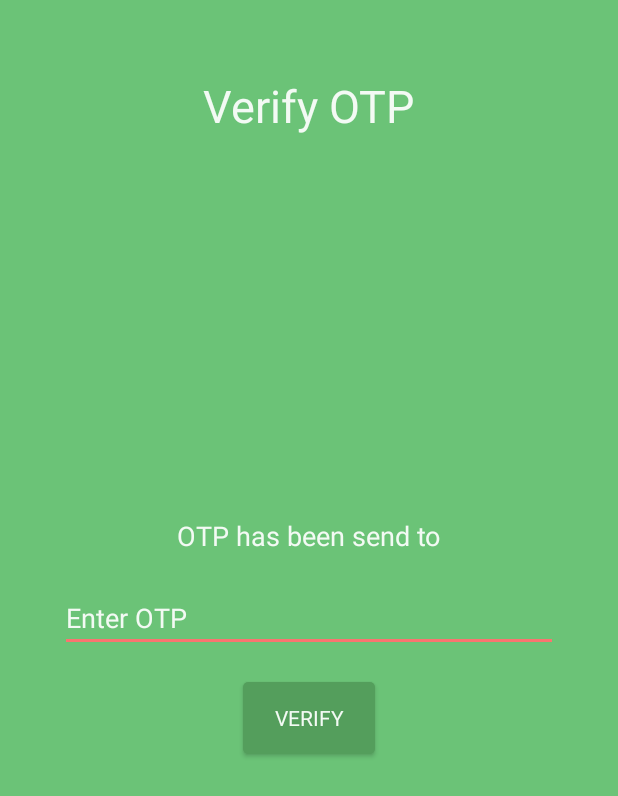
After one commit to ayazalam/Yoo, an Android app: the layout activity_otp_verification.xml on its own in the app's theme, with its tools: preview values and no code run, on a phone screen of 412 x 824 dp. The commit adds this screen. Shown: the top 796 px of the screen. Run offline under Robolectric (Android 15) with nearby library versions, the phone set to English and light mode, and no system bars.

Commit message:
Completed OTP verification

```diff
--- a/app/src/main/java/in/theyoo/yoo/extra/ApiUrl.java
+++ b/app/src/main/java/in/theyoo/yoo/extra/ApiUrl.java
@@ -5,5 +5,6 @@ package in.theyoo.yoo.extra;
  */
 public class ApiUrl {
     private static String SERVER_ADDRESS = "http://192.168.206.2/co/theyoo/v1.0/";
-    public static String LOGIN_REGISTER = SERVER_ADDRESS + "login.php";
+    public static String LOGIN_REGISTER = SERVER_ADDRESS + "login.php",
+                        VERIFY_OTP = SERVER_ADDRESS + "verifyOtp.php";
 }
--- /dev/null
+++ b/app/src/main/res/layout/activity_otp_verification.xml
@@ -0,0 +1,56 @@
+<?xml version="1.0" encoding="utf-8"?>
+<RelativeLayout xmlns:android="http://schemas.android.com/apk/res/android"
+    xmlns:tools="http://schemas.android.com/tools"
+    android:layout_width="match_parent"
+    android:layout_height="match_parent"
+    android:background="@color/colorPrimary"
+    android:id="@+id/layoutForSnackbar"
+    tools:context="in.theyoo.yoo.activity.OtpVerificationActivity">
+
+    <TextView
+        android:layout_width="wrap_content"
+        android:layout_height="wrap_content"
+        android:layout_centerHorizontal="true"
+        android:text="@string/verify_otp"
+        android:textColor="@color/iconColor"
+        android:layout_marginTop="50dp"
+        android:textSize="30sp"/>
+
+    <TextView
+        android:layout_width="wrap_content"
+        android:layout_height="wrap_content"
+        android:text="@string/otp_has_been_send_to"
+        android:id="@+id/otp_has_been_send_to_textview"
+        android:layout_centerHorizontal="true"
+        android:layout_above="@+id/otp_edit_text"
+        style="@style/TextAppearance.AppCompat.Medium"
+        android:textColor="@color/iconColor"
+        />
+
+    <EditText
+        android:layout_width="match_parent"
+        android:layout_height="wrap_content"
+        android:id="@+id/otp_edit_text"
+        android:layout_marginLeft="40dp"
+        android:layout_marginRight="40dp"
+        android:layout_marginTop="20dp"
+        android:layout_marginBottom="20dp"
+        android:hint="@string/enter_otp"
+        android:textColorHint="@color/iconColor"
+        android:textColor="@color/iconColor"
+        android:maxLength="4"
+        android:inputType="number"
+        android:layout_centerHorizontal="true"
+        android:layout_centerVertical="true"/>
+
+    <Button
+        android:layout_width="wrap_content"
+        android:layout_height="wrap_content"
+        android:id="@+id/verify_button"
+        android:layout_below="@+id/otp_edit_text"
+        android:layout_centerHorizontal="true"
+        android:background="@drawable/dark_primary_button"
+        android:text="@string/verify"
+        android:padding="5dp"
+        android:textColor="@color/iconColor" />
+</RelativeLayout>
--- a/app/src/main/res/values/strings.xml
+++ b/app/src/main/res/values/strings.xml
@@ -12,4 +12,15 @@
     <string name="hide">hide</string>
     <string name="invalid_mobile_number">Invalid mobile number</string>
     <string name="please_wait_requesting_otp">Please wait. Requesting OTP</string>
+    <string name="failed_to_parse_response">Failed to parse json response</string>
+    <string name="oops">OOPS!</string>
+    <string name="report_issue">Report issue</string>
+    <string name="try_again">Try again</string>
+    <string name="verify_otp">Verify OTP</string>
+    <string name="enter_otp">Enter OTP</string>
+    <string name="otp_has_been_send_to">OTP has been send to</string>
+    <string name="verify">Verify</string>
+    <string name="inavlid_otp_code">Invalid OTP code</string>
+    <string name="failed_to_start_activity">Failed to start activity</string>
+    <string name="verifying_otp">Verifying OTP</string>
 </resources>
--- a/app/src/main/res/values/styles.xml
+++ b/app/src/main/res/values/styles.xml
@@ -1,16 +1,13 @@
 <resources>
 
     <!-- Base application theme. -->
-    <style name="AppThemeBase" parent="Theme.AppCompat.Light.DarkActionBar">
+    <style name="AppTheme" parent="Theme.AppCompat.Light.DarkActionBar">
         <!-- Customize your theme here. -->
         <item name="colorPrimary">@color/colorPrimary</item>
         <item name="colorPrimaryDark">@color/colorPrimaryDark</item>
         <item name="colorAccent">@color/colorAccent</item>
         <item name="windowNoTitle">true</item>
         <item name="windowActionBar">false</item>
-    </style>
-
-    <style name="AppTheme" parent="AppThemeBase">
         <item name="android:typeface">sans</item>
     </style>
 
```
Also changed, not shown: app/src/main/AndroidManifest.xml (+5 -3 lines), app/src/main/java/in/theyoo/yoo/activity/HomeActivity.java (added, +15 -0 lines), app/src/main/java/in/theyoo/yoo/activity/MainActivity.java (+36 -3 lines), app/src/main/java/in/theyoo/yoo/activity/OtpVerificationActivity.java (added, +150 -0 lines), app/src/main/java/in/theyoo/yoo/extra/Keys.java (+7 -2 lines), app/src/main/java/in/theyoo/yoo/parser/JsonParser.java (added, +22 -0 lines), app/src/main/java/in/theyoo/yoo/pojo/SimplePojo.java (added, +25 -0 lines), app/src/main/java/in/theyoo/yoo/util/Util.java (+31 -2 lines), app/src/main/res/layout/activity_home.xml (added, +12 -0 lines).
